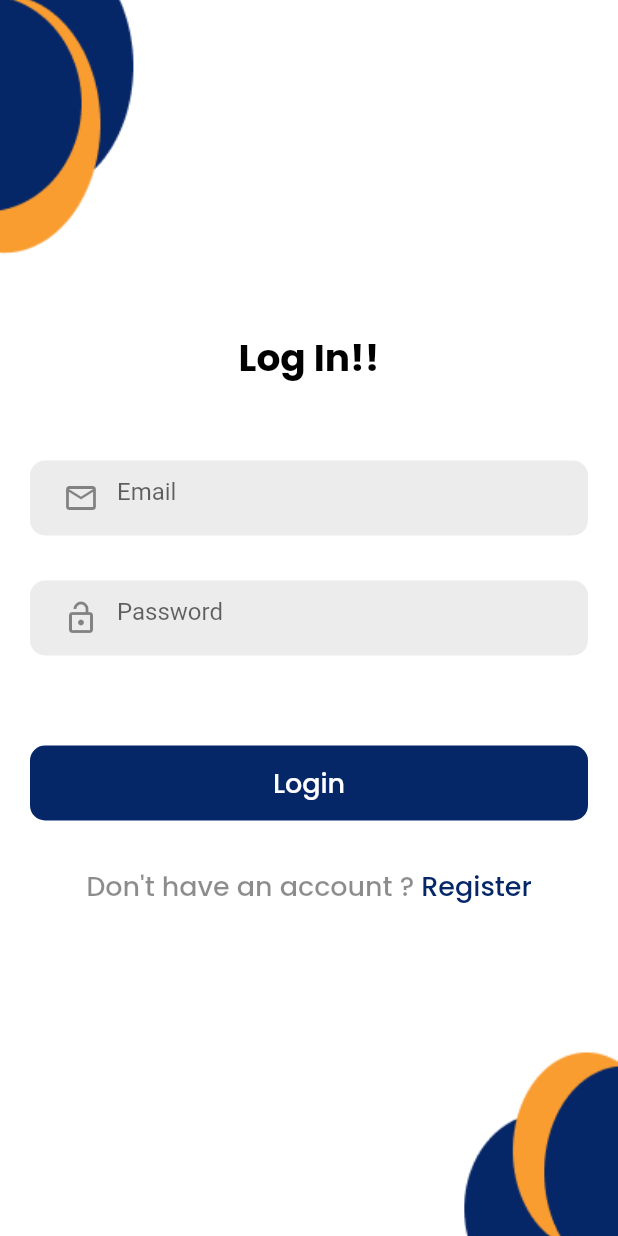
After one commit to sangeeta2701/otcon_app, a Flutter app: the HostLoginPage screen opened directly, on a phone screen of 412 x 824 dp. The commit adds this screen. Run offline on Flutter 3.47's test engine with Material 2 defaults, Android fonts, the phone set to English and light mode, and no system bars; our stand-ins replace dotted_border, google_fonts, loading_animation_widget.

Commit message:
Otcon User App

```diff
--- /dev/null
+++ b/lib/Host/Screens/Login/host_login_page.dart
@@ -0,0 +1,128 @@
+import 'package:flutter/material.dart';
+import 'package:google_fonts/google_fonts.dart';
+
+import '../../../utils/constants.dart';
+import '../../../widgets/custom_text_field.dart';
+
+class HostLoginPage extends StatefulWidget {
+  const HostLoginPage({Key? key}) : super(key: key);
+
+  @override
+  State<HostLoginPage> createState() => _HostLoginPageState();
+}
+
+class _HostLoginPageState extends State<HostLoginPage> {
+  @override
+  Widget build(BuildContext context) {
+    return SafeArea(
+      child: Container(
+        decoration: BoxDecoration(
+          image: DecorationImage(
+              image: AssetImage("assets/bg.png"), fit: BoxFit.cover),
+        ),
+        child: Scaffold(
+          backgroundColor: Colors.transparent,
+          body: Column(
+            mainAxisAlignment: MainAxisAlignment.center,
+            crossAxisAlignment: CrossAxisAlignment.center,
+            children: [
+              Text(
+                "Log In!!",
+                style: GoogleFonts.poppins(
+                  fontSize: 25,
+                  fontWeight: FontWeight.bold,
+                  color: appUiDarkColor,
+                  decoration: TextDecoration.none,
+                ),
+              ),
+              SizedBox(
+                height: 30,
+              ),
+              CustomTextField(
+                hintText: "Email",
+                type: TextInputType.emailAddress,
+                icon: Icons.email_outlined,
+              ),
+              SizedBox(
+                height: 10,
+              ),
+              CustomTextField(
+                hintText: "Password",
+                type: TextInputType.visiblePassword,
+                isObscure: true,
+                icon: Icons.lock_open_outlined,
+              ),
+              SizedBox(
+                height: 40,
+              ),
+              Padding(
+                padding: const EdgeInsets.all(20.0),
+                child: GestureDetector(
+                  onTap: () {
+                    // Navigator.push(
+                    //   context,
+                    //   MaterialPageRoute(
+                    //     builder: (context) => HomeScreen(),
+                    //   ),
+                    // );
+                  },
+                  child: Container(
+                      height: 50,
+                      width: double.infinity,
+                      decoration: BoxDecoration(
+                        borderRadius: BorderRadius.circular(10),
+                        color: appUiBlueColor,
+                      ),
+                      child: Center(
+                        child: Text(
+                          "Login",
+                          style: GoogleFonts.poppins(
+                            fontSize: 18,
+                            fontWeight: FontWeight.w500,
+                            color: appUiLightColor,
+                          ),
+                        ),
+                      )),
+                ),
+              ),
+              SizedBox(
+                height: 10,
+              ),
+              Row(
+                mainAxisAlignment: MainAxisAlignment.center,
+                children: [
+                  Text(
+                    "Don't have an account ? ",
+                    style: GoogleFonts.poppins(
+                      fontSize: 18,
+                      fontWeight: FontWeight.w500,
+                      color: Colors.black45,
+                    ),
+                  ),
+                  GestureDetector(
+                    onTap: () {
+                      // Navigator.push(
+                      //   context,
+                      //   MaterialPageRoute(
+                      //     builder: (context) => RegisterPage(),
+                      //   ),
+                      // );
+                    },
+                    child: Text(
+                      "Register",
+                      style: GoogleFonts.poppins(
+                        fontSize: 18,
+                        fontWeight: FontWeight.w500,
+                        color: appUiBlueColor,
+                      ),
+                    ),
+                  ),
+                ],
+              ),
+            ],
+          ),
+        ),
+      ),
+    );
+  }
+}
--- a/lib/welcom/welcome_page.dart
+++ b/lib/welcom/welcome_page.dart
@@ -4,6 +4,8 @@ import 'package:loading_animation_widget/loading_animation_widget.dart';
 import 'package:otcon/Convener/Screens/Login/convener_login.dart';
 import 'package:otcon/User/Screens/Login/login_page.dart';
 import 'package:otcon/utils/constants.dart';
+
+import '../Host/Screens/Login/host_login_page.dart';
 
 class WelcomePge extends StatefulWidget {
   const WelcomePge({Key? key}) : super(key: key);
@@ -20,7 +22,7 @@ class _WelcomePgeState extends State<WelcomePge> {
       Navigator.pushReplacement(
         context,
         MaterialPageRoute(
-          builder: (context) => ConvenerLoginPage(),
+          builder: (context) => HostLoginPage(),
         ),
       );
     });
```
